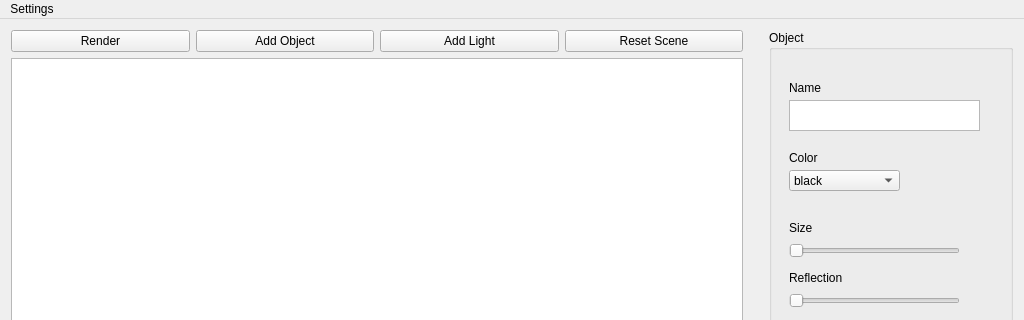
First picture: the form in mainwindow.ui, repository Jamiroquai88/ITU, before the edit; both pictures show x 0 to 1024 and y 0 to 320 of the 1024 by 768 pixel window.
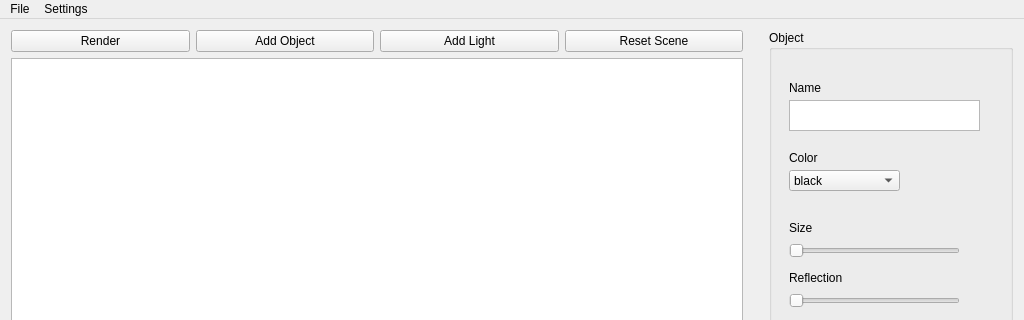
Second picture: the form after the edit.

Commit message: Fixed menu bar.

Diff of the .ui file:
```diff
--- a/mainwindow.ui
+++ b/mainwindow.ui
@@ -291,12 +291,23 @@
      <height>21</height>
     </rect>
    </property>
+   <widget class="QMenu" name="menuFile">
+       <property name="title">
+        <string>File</string>
+       </property>
+       <addaction name="actionNew_Scene"/>
+       <addaction name="actionLoad_Scene"/>
+       <addaction name="actionSave_Scene"/>
+       <addaction name="actionSave_Scene_As"/>
+       <addaction name="actionExit"/>
+   </widget>
    <widget class="QMenu" name="menuSettings">
     <property name="title">
      <string>Settings</string>
     </property>
     <addaction name="actionRender_Settings"/>
    </widget>
+   <addaction name="menuFile"/>
    <addaction name="menuSettings"/>
   </widget>
   <widget class="QStatusBar" name="statusBar"/>
```
